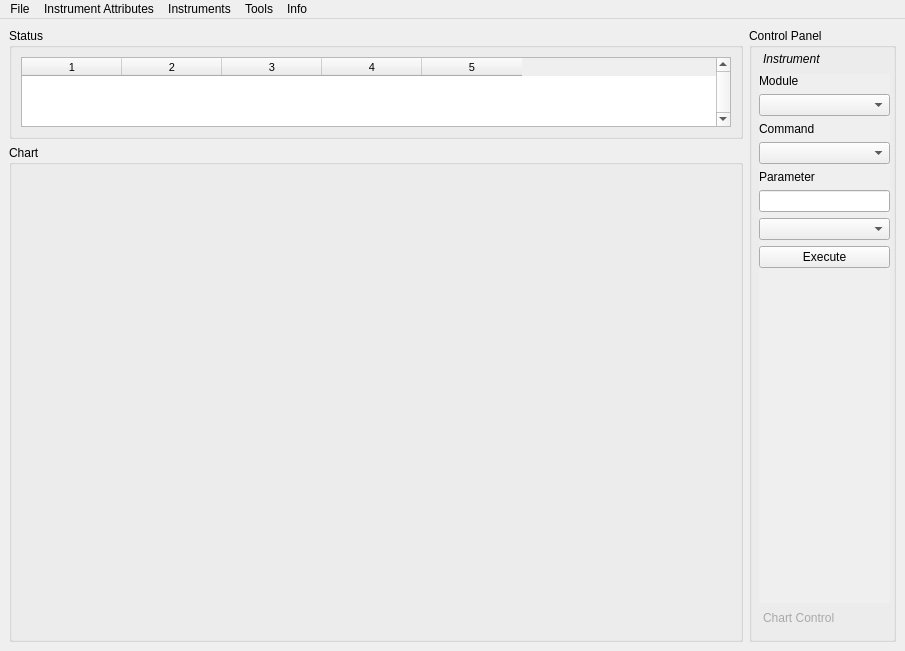
The window that ui/mainwindow.ui (mhorn71/StarbaseMini) describes before a commit, drawn with Qt 5.
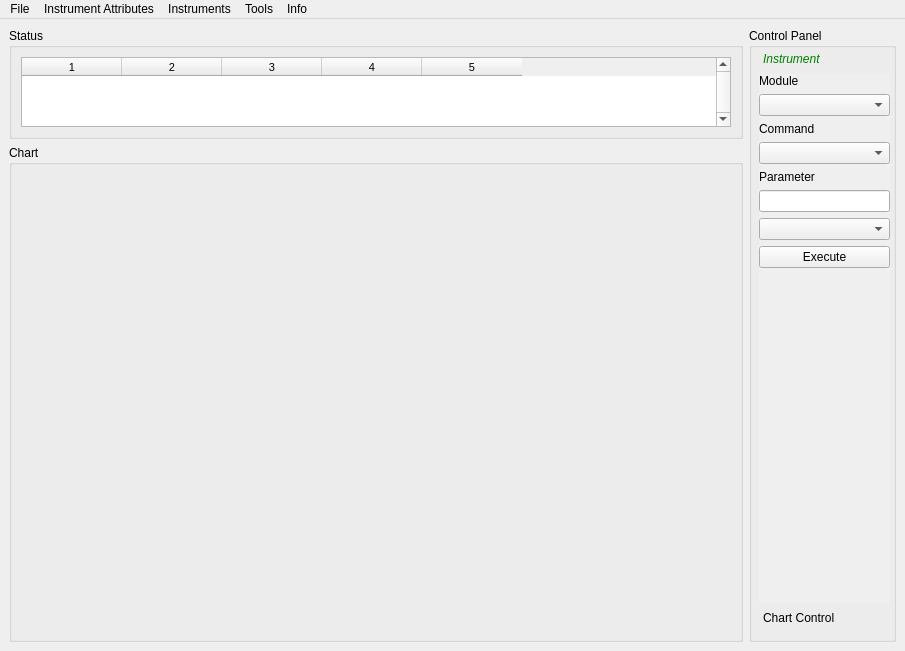
The same window after the commit.

Commit message: Changed QToolBox heading to indicate active an inactive tab.

```diff
--- a/ui/mainwindow.ui
+++ b/ui/mainwindow.ui
@@ -166,9 +166,13 @@
     color: darkgray;
 }
 
-QToolBox::tab:selected { /* italicize selected tabs */
+QToolBox::tab:selected { 
     font: italic;
-    color: black;
+    color: green;
+}
+
+QToolBox::tab:!selected {
+	color: black;
 }</string>
           </property>
           <property name="currentIndex">
```
The commit also changes 1 other file.
